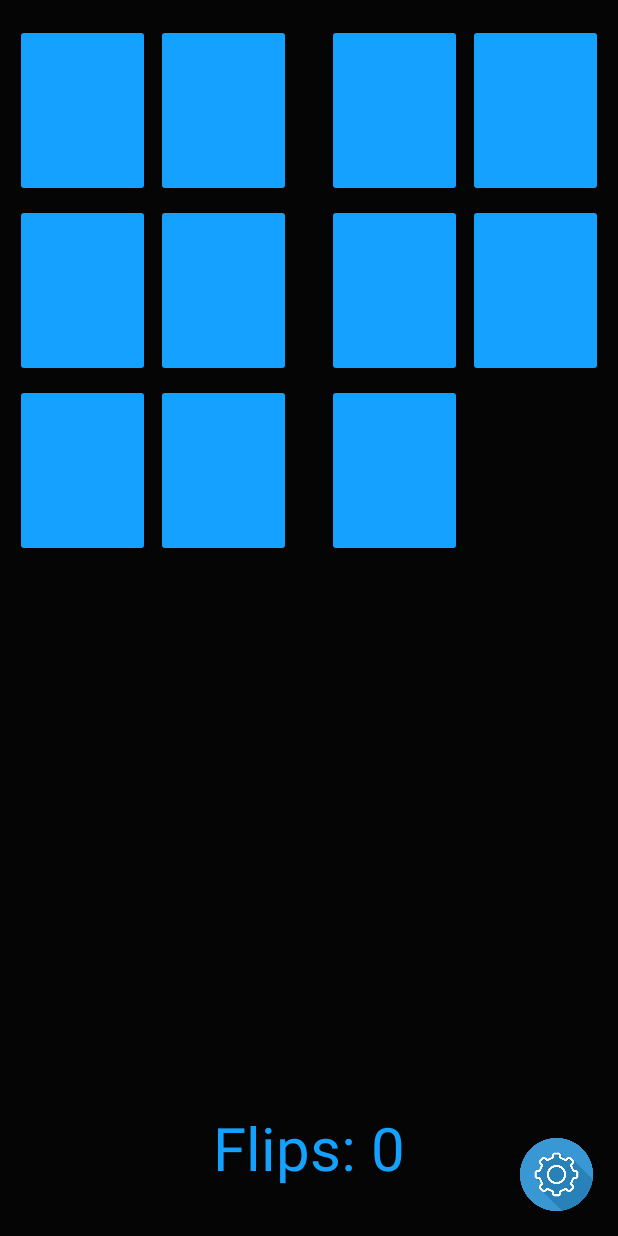
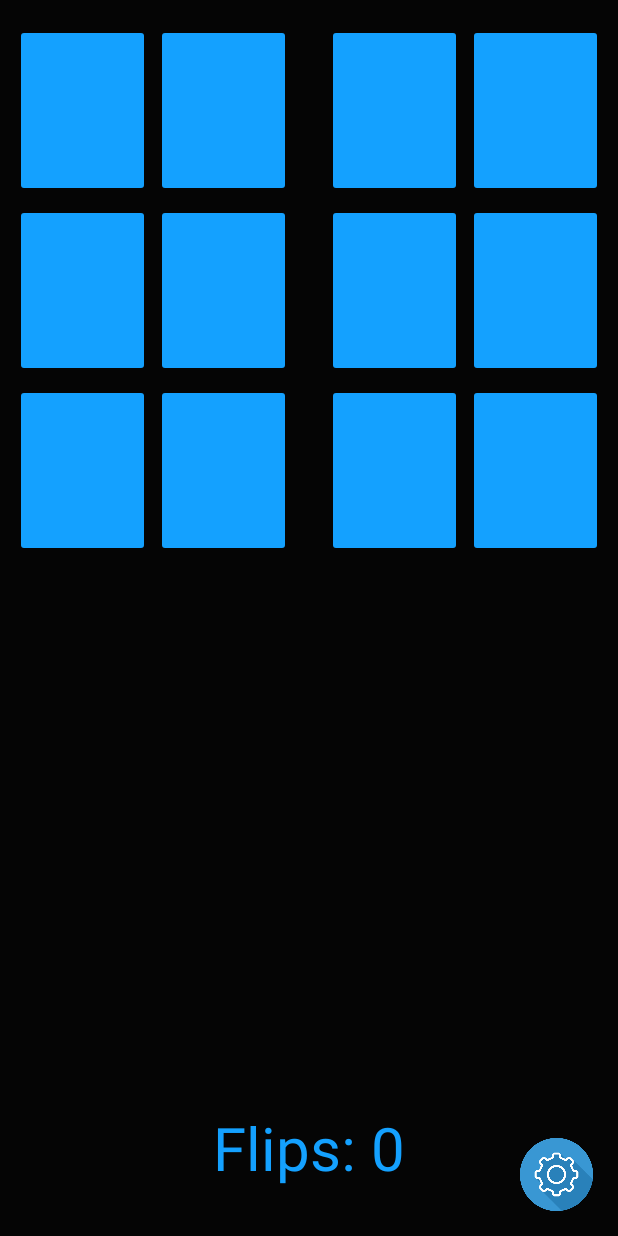
Before and after one commit to akimovve/Concentration_Game, an Android app: the MainActivity screen opened directly, with no data from a screen before it, on a phone screen of 412 x 824 dp. Run offline under Robolectric (Android 15) with nearby library versions, the phone set to English and light mode, and no system bars; Roboto replaces fonts that are not available here.

Commit message:
Tuesday 4th
New layout "level-up"

```diff
--- a/app/src/main/AndroidManifest.xml
+++ b/app/src/main/AndroidManifest.xml
@@ -18,7 +18,12 @@
         </activity>
         <activity android:name=".MainActivity">
         </activity>
+
         <activity android:name=".SettingsMenu.Settings">
+        </activity>
+
+        <activity android:name=".Levels.LevelUp">
+           <!-- android:theme="@style/Theme.MyTransparent"-->
         </activity>
 
         <meta-data
--- a/app/src/main/java/com/example/concentration/Info/Information.java
+++ b/app/src/main/java/com/example/concentration/Info/Information.java
@@ -1,7 +1,8 @@
 package com.example.concentration.Info;
 
 public class Information {
-    public int delayBetweenAppearance = 500;
-
-
+    public int delayForFirstAppearance = 200;
+    public int delayBetweenAppearance = 70;
+    public int timeCardIsOpen = 250;
+    public int timeCardIsClose = 350;
 }
--- a/app/src/main/java/com/example/concentration/MainActivity.java
+++ b/app/src/main/java/com/example/concentration/MainActivity.java
@@ -3,6 +3,7 @@ package com.example.concentration;
 import androidx.appcompat.app.AppCompatActivity;
 
 import android.annotation.SuppressLint;
+import android.content.Context;
 import android.content.Intent;
 import android.graphics.Color;
 import android.graphics.PorterDuff;
@@ -10,10 +11,13 @@ import android.os.Bundle;
 import android.os.Handler;
 import android.view.View;
 import android.view.View.OnClickListener;
+import android.view.animation.Animation;
+import android.view.animation.AnimationUtils;
 import android.widget.Button;
 import android.widget.TextView;
 
 import com.example.concentration.Info.Information;
+import com.example.concentration.Levels.LevelUp;
 import com.example.concentration.Menu.Menu;
 import com.example.concentration.SettingsMenu.Settings;
 
@@ -24,7 +28,7 @@ import java.util.Map;
 
 public class MainActivity extends AppCompatActivity {
 
-    final int numberOfCards = 16;
+    final int numberOfCards = 12;
     int flipCount = 0;
 
     Information info = new Information();
@@ -52,15 +56,18 @@ public class MainActivity extends AppCompatActivity {
         button10 = findViewById(R.id.button10);
         button11 = findViewById(R.id.button11);
         button12 = findViewById(R.id.button12);
-        button13 = findViewById(R.id.button13);
+        /*button13 = findViewById(R.id.button13);
         button14 = findViewById(R.id.button14);
         button15 = findViewById(R.id.button15);
         button16 = findViewById(R.id.button16);
 
+         */
+
+
         setClick(false,1);
         appearanceOfCards(); // cards start to appear one by one
         openCardsRandomly(); // cards start opening randomly
-        setClick(true, info.delayBetweenAppearance);
+        setClick(true, info.delayForFirstAppearance);
 
         settingsButton.setOnClickListener(new View.OnClickListener() {
             @Override
@@ -80,8 +87,10 @@ public class MainActivity extends AppCompatActivity {
                 game.chooseCard(getIndex(v.getId()));
                 updateViewFromModel();
                 if (!game.checkForAllMatchedCards()) {
-                    Intent intent = new Intent(MainActivity.this, Menu.class);
+
+                    Intent intent = new Intent(MainActivity.this, LevelUp.class);
                     startActivity(intent);
+                    overridePendingTransition(R.anim.activity_down_up_enter, R.anim.slow_appear);
                 }
             }
         };
@@ -98,10 +107,12 @@ public class MainActivity extends AppCompatActivity {
         button10.setOnClickListener(onButtonsClick);
         button11.setOnClickListener(onButtonsClick);
         button12.setOnClickListener(onButtonsClick);
-        button13.setOnClickListener(onButtonsClick);
+        /*button13.setOnClickListener(onButtonsClick);
         button14.setOnClickListener(onButtonsClick);
         button15.setOnClickListener(onButtonsClick);
         button16.setOnClickListener(onButtonsClick);
+
+         */
     }
 
     public void appearanceOfCards() {
@@ -112,8 +123,8 @@ public class MainActivity extends AppCompatActivity {
                 public void run() {
                     but.setVisibility(View.VISIBLE);
                 }
-            }, info.delayBetweenAppearance);
-            info.delayBetweenAppearance += 200;
+            }, info.delayForFirstAppearance);
+            info.delayForFirstAppearance += info.delayBetweenAppearance;
         }
     }
 
@@ -129,7 +140,6 @@ public class MainActivity extends AppCompatActivity {
             randArrOfFirstIndexes.add(i);
         }
         Collections.shuffle(randArrOfFirstIndexes);
-
 
         int[] secondRandArray = new int[(int) (Math.random() * (numberOfCards / 3) + (numberOfCards / 3))]; // random size [(numberOfCards / 4);(numberOfCards/2)]
         for (int i = 0; i < secondRandArray.length; i++) {
@@ -151,27 +161,25 @@ public class MainActivity extends AppCompatActivity {
 
     public void outPutRandomly(ArrayList<Integer> array) {
         for (int rIndex = 0; rIndex < array.size(); rIndex++) {
-
             final int randomButtonIndex = array.get(rIndex);
             final Button finalBut = pressedButton(randomButtonIndex);
+            finalBut.setTextSize(60);
             finalBut.postDelayed(new Runnable() {
                 @Override
                 public void run() {
-                    finalBut.setTextSize(60);
                     finalBut.setText(emoji(game.cards.get(randomButtonIndex)));
                     finalBut.getBackground().setColorFilter(Color.WHITE, PorterDuff.Mode.MULTIPLY);
                 }
-            }, info.delayBetweenAppearance);
-            info.delayBetweenAppearance += 400; // time the card is being opened
+            }, info.delayForFirstAppearance);
+            info.delayForFirstAppearance += info.timeCardIsOpen; // time the card is being opened
             finalBut.postDelayed(new Runnable() {
                 @Override
                 public void run() {
-                    finalBut.setTextSize(60);
                     finalBut.setText("");
                     finalBut.getBackground().setColorFilter(getResources().getColor(R.color.buttonsColor), PorterDuff.Mode.MULTIPLY);
                 }
-            }, info.delayBetweenAppearance);
-            info.delayBetweenAppearance += 500; // time between closed and next opened card
+            }, info.delayForFirstAppearance);
+            info.delayForFirstAppearance += info.timeCardIsClose; // time between closed and next opened card
         }
     }
 
@@ -191,10 +199,12 @@ public class MainActivity extends AppCompatActivity {
                 button10.setClickable(fl);
                 button11.setClickable(fl);
                 button12.setClickable(fl);
-                button13.setClickable(fl);
+                /*button13.setClickable(fl);
                 button14.setClickable(fl);
                 button15.setClickable(fl);
                 button16.setClickable(fl);
+
+                 */
             }
         },delay);
     }
@@ -222,7 +232,8 @@ public class MainActivity extends AppCompatActivity {
         }
     }
 
-    String[] emojiChoices = {"🎃","👻","🎉","🐶","🐧","🏀","🏎","💎","🥑","🦇","🍎","🍏","🐧","🦅","🌏","☃️","🏁","💵","📱"};
+    String[] emojiChoices = {"🤡","👾","🦁","🐿","🔥","🌘","🍕","⚽️","🥁","🚕","🛩","📸","🎁","🍏","🍄","🌵","🐢","👑","🧞","👻","🧤","🎓","🐵","🐶","🐲","🍓","🧁","🏆","🎰"};
+
 
     @SuppressLint("UseSparseArrays")
     Map<Integer, String> emoji = new HashMap<>();
@@ -260,10 +271,12 @@ public class MainActivity extends AppCompatActivity {
             case 9: { chosenButton = button10; break; }
             case 10: { chosenButton = button11; break; }
             case 11: { chosenButton = button12; break; }
-            case 12: { chosenButton = button13; break; }
+            /*case 12: { chosenButton = button13; break; }
             case 13: { chosenButton = button14; break; }
             case 14: { chosenButton = button15; break; }
             case 15: { chosenButton = button16; break; }
+
+             */
 
         }
         return chosenButton;
--- /dev/null
+++ b/app/src/main/res/anim/activity_down_up_enter.xml
@@ -0,0 +1,8 @@
+<?xml version="1.0" encoding="utf-8"?>
+<set xmlns:android="http://schemas.android.com/apk/res/android">
+
+    <translate
+        android:duration="500"
+        android:fromYDelta="100%"
+        android:toYDelta="0" />
+</set>
--- /dev/null
+++ b/app/src/main/res/anim/slow_appear.xml
@@ -0,0 +1,7 @@
+<?xml version="1.0" encoding="utf-8"?>
+<set xmlns:android="http://schemas.android.com/apk/res/android">
+    <alpha
+        android:duration="200"
+        android:fromAlpha="0.2"
+        android:toAlpha="1.0" />
+</set>
--- a/app/src/main/res/values/colors.xml
+++ b/app/src/main/res/values/colors.xml
@@ -3,4 +3,5 @@
     <color name="colorPrimaryDark">#050505</color>
     <color name="buttonsColor">#14A1FF</color>
     <color name="noColor">#00FFFFFF</color>
+    <color name="levelUpColor">#3F51B5</color>
 </resources>
```
Also changed, not shown: app/src/main/java/com/example/concentration/Levels/LevelUp.java (added, +17 -0 lines), app/src/main/res/layout/next_level_layout.xml (added, +51 -0 lines), app/src/main/res/values/styles.xml (+9 -0 lines), app/src/main/res/mipmap-hdpi/homebutton.png (added), 6 other files.
